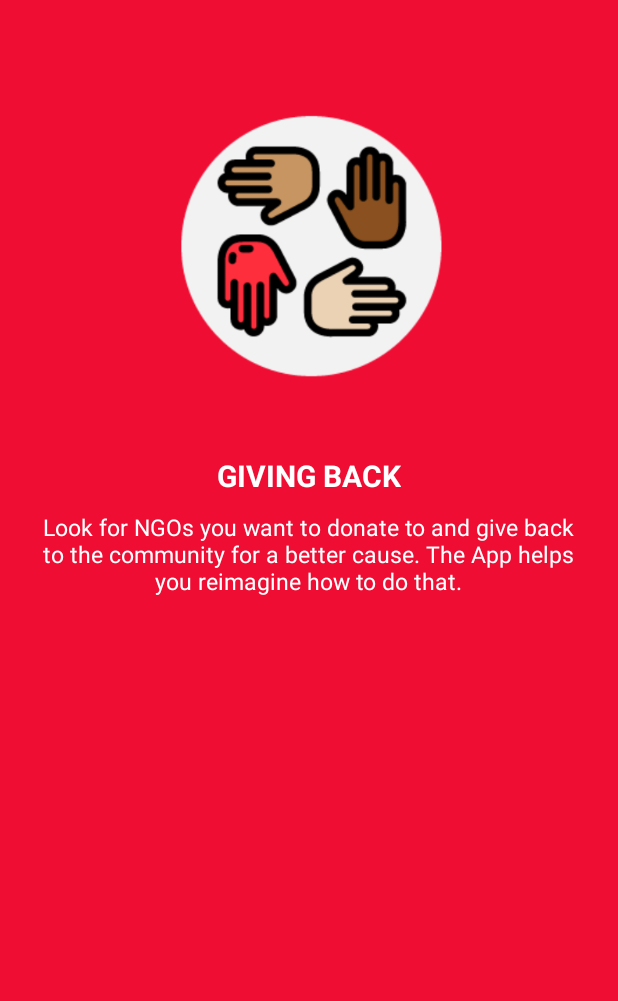
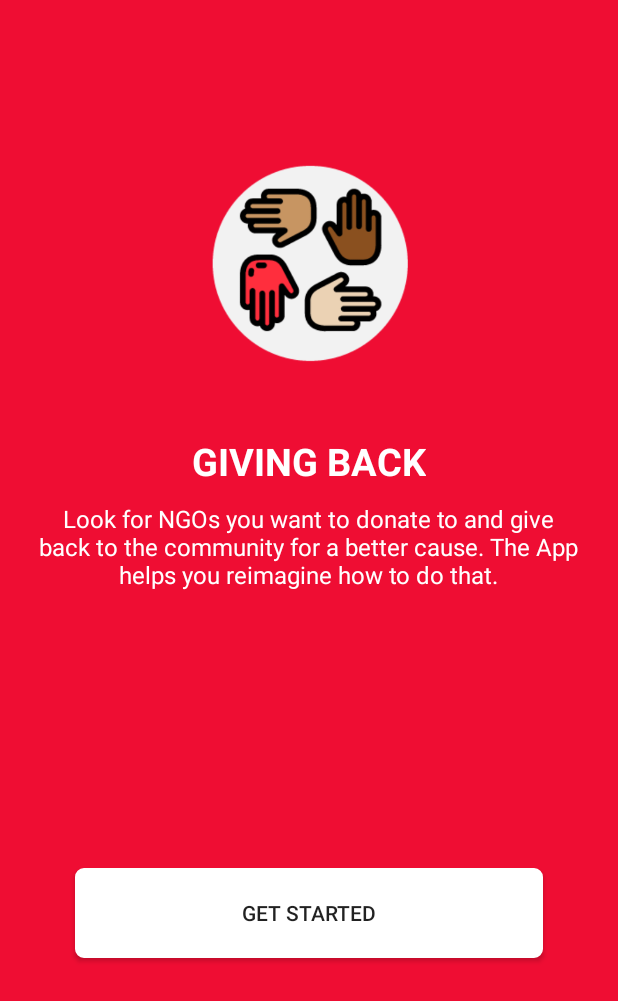
Before and after one commit to willardshikami/NGOroll, an Android app: the screen it shows after launch (splashActivity), on a phone screen of 412 x 824 dp. Shown: the top 1001 px of the screen. Run offline under Robolectric (Android 15) with nearby library versions, the phone set to English and light mode, and no system bars.

Commit message:
updated spash screen

```diff
--- a/app/src/main/java/com/example/willardpc/ngoroll/splashActivity.java
+++ b/app/src/main/java/com/example/willardpc/ngoroll/splashActivity.java
@@ -1,31 +1,30 @@
 package com.example.willardpc.ngoroll;
 
 import android.content.Intent;
+import android.os.Bundle;
 import android.support.v7.app.AppCompatActivity;
-import android.os.Bundle;
+import android.view.View;
+import android.widget.Button;
 
-public class splashActivity extends AppCompatActivity {
+public class splashActivity extends AppCompatActivity implements View.OnClickListener {
+
+    private Button buttonStart;
 
     @Override
     protected void onCreate(Bundle savedInstanceState) {
         super.onCreate(savedInstanceState);
         setContentView(R.layout.activity_splash);
 
-        Thread myThread = new Thread(){
-            @Override
-            public void run(){
-                try {
-                    sleep(3000);
-                    Intent intent = new Intent(getApplicationContext(),MainActivity.class);
-                    startActivity(intent);
-                    finish();
-                } catch (InterruptedException e) {
-                    e.printStackTrace();
-                }
-            }
+        buttonStart = (Button)findViewById(R.id.buttonStart);
 
-        };
+        buttonStart.setOnClickListener(this);
 
-        myThread.start();
+    }
+
+    @Override
+    public void onClick(View view) {
+        if(view == buttonStart){
+            startActivity(new Intent(this, MainActivity.class));
+        }
     }
 }
--- /dev/null
+++ b/app/src/main/res/drawable/button_selector.xml
@@ -0,0 +1,25 @@
+<?xml version="1.0" encoding="utf-8"?>
+<selector xmlns:android="http://schemas.android.com/apk/res/android" >
+    <item android:state_pressed="true" >
+        <shape android:shape="rectangle"  >
+            <corners android:radius="5dp" />
+            <stroke android:width="1dip" android:color="@color/green_temp" />
+            <gradient android:angle="-90" android:startColor="@color/green_temp"
+                android:endColor="@color/green_temp"  />
+        </shape>
+    </item>
+    <item android:state_focused="true">
+        <shape android:shape="rectangle"  >
+            <corners android:radius="5dp" />
+            <stroke android:width="1dip" android:color="#971E05" />
+            <solid android:color="#58857e"/>
+        </shape>
+    </item>
+    <item >
+        <shape android:shape="rectangle"  >
+            <corners android:radius="5dp" />
+            <stroke android:width="1dip" android:color="@color/bright_green" />
+            <gradient android:angle="-90" android:startColor="@color/green_temp" android:endColor="@color/button_green" />
+        </shape>
+    </item>
+</selector>
--- a/app/src/main/res/layout/activity_splash.xml
+++ b/app/src/main/res/layout/activity_splash.xml
@@ -14,25 +14,40 @@
         android:layout_alignParentStart="false"
         android:weightSum="1">
 
+        <RelativeLayout
+            android:layout_width="match_parent"
+            android:layout_height="wrap_content"
+            android:layout_alignParentLeft="true"
+            android:layout_alignParentStart="true"
+            android:id="@+id/relativeLayout">
+
             <ImageView
-            android:layout_width="200dp"
-            android:layout_height="200dp"
+                android:layout_width="150dp"
+                android:layout_height="150dp"
                 android:id="@+id/splashImage"
                 android:src="@drawable/ngoroll"
                 android:layout_gravity="center_horizontal"
                 android:layout_alignParentTop="true"
                 android:layout_centerHorizontal="true"
-            android:layout_marginTop="63dp" />
+                android:layout_marginTop="100dp" />
 
+        </RelativeLayout>
+
+        <RelativeLayout
+            android:layout_width="match_parent"
+            android:layout_height="wrap_content"
+            android:layout_below="@+id/relativeLayout"
+            android:layout_alignParentLeft="true"
+            android:layout_alignParentStart="true"
+            android:id="@+id/relativeLayout2">
             <TextView
                 android:layout_width="wrap_content"
                 android:layout_height="wrap_content"
                 android:text="GIVING BACK"
                 android:textColor="#FFF"
                 android:textStyle="bold"
-            android:textSize="20sp"
+                android:textSize="25sp"
                 android:id="@+id/splashHeader"
-            android:layout_below="@+id/splashImage"
                 android:layout_centerHorizontal="true"
                 android:layout_marginTop="40dp"
                 android:textIsSelectable="false"
@@ -44,7 +59,7 @@
                 android:text="Look for NGOs you want to donate to and give back to the community for a better cause. The App helps you reimagine how to do that."
                 android:textColor="#FFF"
                 android:textAlignment="center"
-            android:textSize="15sp"
+                android:textSize="16sp"
                 android:id="@+id/splashParagraph"
                 android:layout_below="@+id/splashHeader"
                 android:layout_centerHorizontal="true"
@@ -53,4 +68,26 @@
                 android:typeface="sans" />
 
         </RelativeLayout>
+
+        <RelativeLayout
+            android:layout_width="match_parent"
+            android:layout_height="wrap_content"
+            android:layout_alignParentLeft="true"
+            android:layout_alignParentStart="true"
+            android:layout_alignParentBottom="true"
+            android:layout_below="@+id/relativeLayout2">
+
+            <Button
+                android:layout_margin="50dp"
+                android:layout_width="match_parent"
+                android:layout_height="60dp"
+                android:text="GET STARTED"
+                android:id="@+id/buttonStart"
+                android:background="@drawable/button_selector"
+                android:layout_centerVertical="true"
+                android:layout_centerHorizontal="true" />
+
+        </RelativeLayout>
+
+    </RelativeLayout>
 </LinearLayout>
--- a/app/src/main/res/values/colors.xml
+++ b/app/src/main/res/values/colors.xml
@@ -3,4 +3,10 @@
     <color name="colorPrimary">#EF0D33</color>
     <color name="colorPrimaryDark">#C20A29</color>
     <color name="colorAccent">#F42547</color>
+
+    <!-- BUTTON -->
+    <color name="green_temp">#FFF</color>
+    <color name="green_dark">#FFF</color>
+    <color name="bright_green">#FFF</color>
+    <color name="button_green">#FFF</color>
 </resources>
```
Lines whose indentation alone changed are shown as unchanged.
